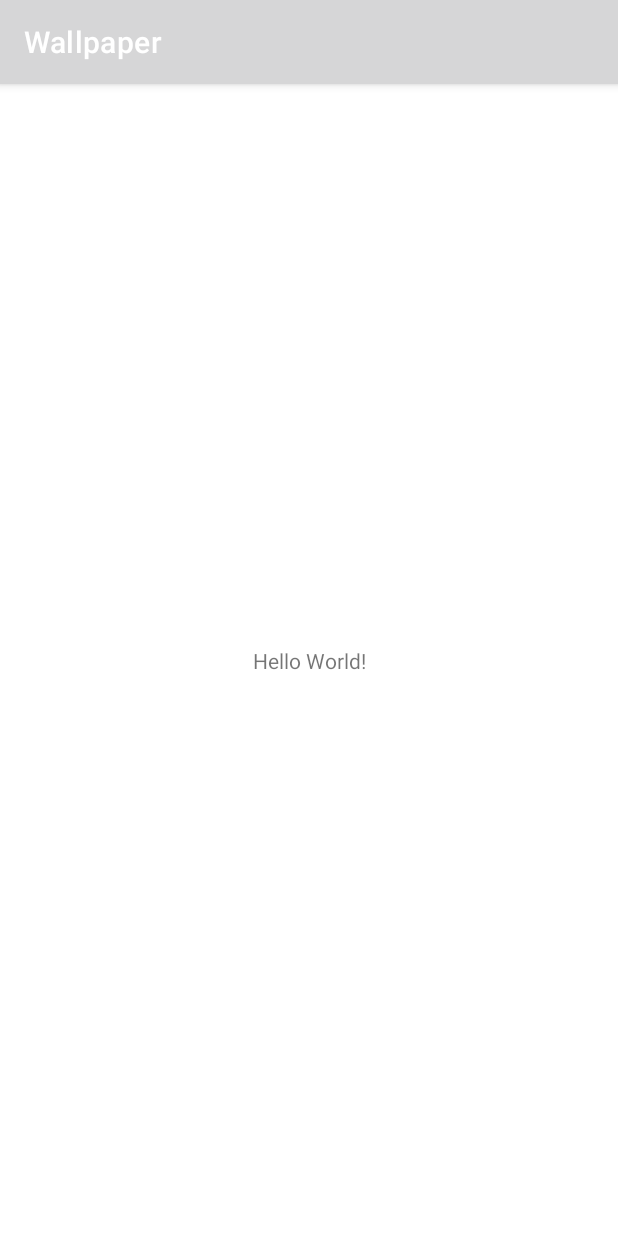
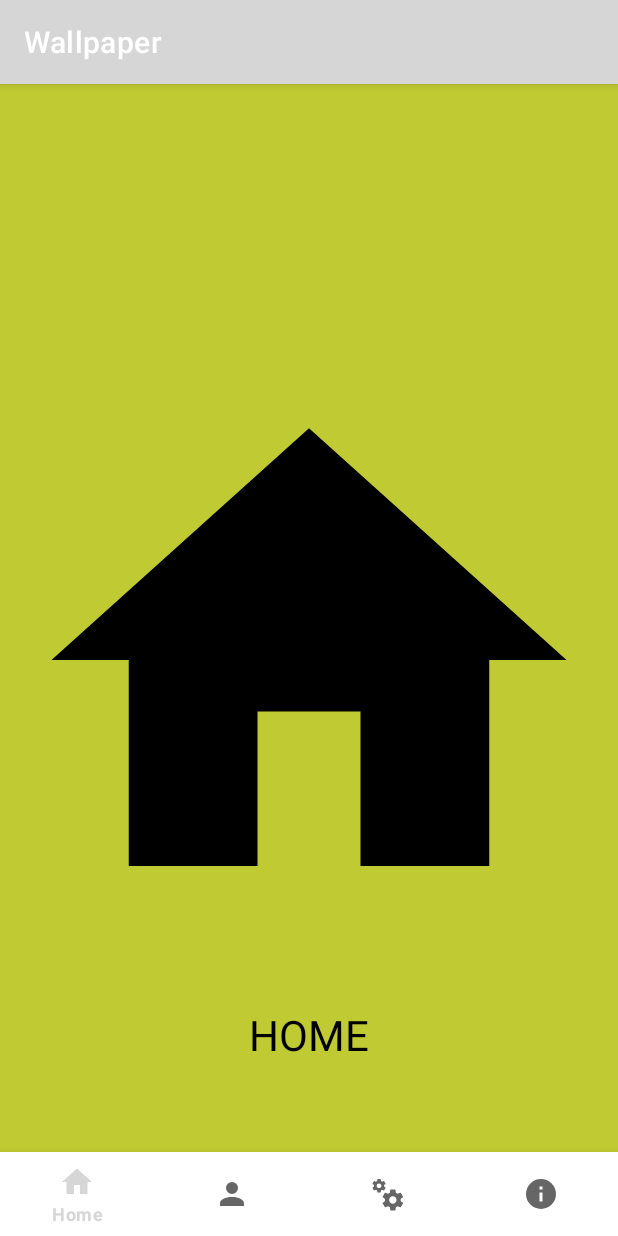
Before and after one commit to fekri86114/ApplicationProject, an Android app: the screen it shows after launch (MainActivity), on a phone screen of 412 x 824 dp. Run offline under Robolectric (Android 15) with nearby library versions, the phone set to English and light mode, and no system bars.

Commit message:
added menu items

```diff
--- a/app/src/main/java/com/app/org/AboutuSFragment.java
+++ b/app/src/main/java/com/app/org/fragments/AboutuSFragment.java
@@ -1,4 +1,4 @@
-package com.app.org;
+package com.app.org.fragments;
 
 import android.os.Bundle;
 
@@ -7,6 +7,8 @@ import androidx.fragment.app.Fragment;
 import android.view.LayoutInflater;
 import android.view.View;
 import android.view.ViewGroup;
+
+import com.app.org.R;
 
 /**
  * A simple {@link Fragment} subclass.
--- a/app/src/main/res/layout/activity_main.xml
+++ b/app/src/main/res/layout/activity_main.xml
@@ -6,13 +6,30 @@
     android:layout_height="match_parent"
     tools:context=".MainActivity">
 
-    <TextView
-        android:layout_width="wrap_content"
+    <fragment
+        android:id="@+id/nav_fragment"
+        android:name="androidx.navigation.fragment.NavHostFragment"
+        android:layout_width="match_parent"
+        android:layout_height="match_parent"
+        app:defaultNavHost="true"
+        app:layout_constraintBottom_toTopOf="@id/bottom_navigatin_view"
+        app:layout_constraintEnd_toEndOf="parent"
+        app:layout_constraintStart_toStartOf="parent"
+        app:layout_constraintTop_toTopOf="parent"
+        app:navGraph="@navigation/nav_graph" />
+
+
+    <com.google.android.material.bottomnavigation.BottomNavigationView
+        android:id="@+id/bottom_navigatin_view"
+        android:layout_width="0dp"
         android:layout_height="wrap_content"
-        android:text="Hello World!"
+        android:layout_marginStart="0dp"
+        android:layout_marginEnd="0dp"
+        android:background="?android:attr/windowBackground"
         app:layout_constraintBottom_toBottomOf="parent"
         app:layout_constraintLeft_toLeftOf="parent"
         app:layout_constraintRight_toRightOf="parent"
-        app:layout_constraintTop_toTopOf="parent" />
+        app:menu="@menu/nav_menu" />
+
 
 </androidx.constraintlayout.widget.ConstraintLayout>
--- a/app/src/main/res/layout/fragment_home.xml
+++ b/app/src/main/res/layout/fragment_home.xml
@@ -3,13 +3,23 @@
     xmlns:tools="http://schemas.android.com/tools"
     android:layout_width="match_parent"
     android:layout_height="match_parent"
-    tools:context=".HomeFragment">
+    xmlns:app="http://schemas.android.com/apk/res-auto"
+    android:background="@color/secondaryColor"
+    tools:context=".fragments.HomeFragment">
 
     <!-- TODO: Update blank fragment layout -->
     <TextView
         android:layout_width="match_parent"
         android:layout_height="match_parent"
+        android:gravity="center"
         android:text="@string/Home"
-        android:gravity="center"/>
+        android:textColor="@color/primaryTextColor"
+        android:layout_marginTop="500dp"
+        android:textSize="@dimen/text_size_xxlarge" />
+    <androidx.appcompat.widget.AppCompatImageView
+        android:id="@+id/image_profile"
+        android:layout_width="match_parent"
+        android:layout_height="match_parent"
+        app:srcCompat="@drawable/ic_home"/>
 
 </FrameLayout>
--- /dev/null
+++ b/app/src/main/res/menu/nav_menu.xml
@@ -0,0 +1,20 @@
+<?xml version="1.0" encoding="utf-8"?>
+<menu xmlns:android="http://schemas.android.com/apk/res/android">
+
+    <item android:id="@+id/nav_home"
+        android:title="Home"
+        android:icon="@drawable/ic_home"/>
+
+    <item android:id="@+id/nav_profile"
+        android:title="Profile"
+        android:icon="@drawable/ic_profile"/>
+
+    <item android:id="@+id/nav_settings"
+        android:title="Setting"
+        android:icon="@drawable/ic_settings"/>
+
+    <item android:id="@+id/nav_about_us"
+        android:title="About Us"
+        android:icon="@drawable/ic_aboutus"/>
+
+</menu>
--- a/app/src/main/res/navigation/nav_graph.xml
+++ b/app/src/main/res/navigation/nav_graph.xml
@@ -3,26 +3,26 @@
     xmlns:app="http://schemas.android.com/apk/res-auto"
     xmlns:tools="http://schemas.android.com/tools"
     android:id="@+id/nav_graph"
-    app:startDestination="@id/homeFragment">
+    app:startDestination="@id/nav_home">
 
     <fragment
-        android:id="@+id/homeFragment"
-        android:name="com.app.org.HomeFragment"
+        android:id="@+id/nav_home"
+        android:name="com.app.org.fragments.HomeFragment"
         android:label="fragment_home"
         tools:layout="@layout/fragment_home" />
     <fragment
-        android:id="@+id/profileFragment"
-        android:name="com.app.org.ProfileFragment"
+        android:id="@+id/nav_profile"
+        android:name="com.app.org.fragments.ProfileFragment"
         android:label="fragment_profile"
         tools:layout="@layout/fragment_profile" />
     <fragment
-        android:id="@+id/aboutuSFragment"
-        android:name="com.app.org.AboutuSFragment"
+        android:id="@+id/nav_about_us"
+        android:name="com.app.org.fragments.AboutuSFragment"
         android:label="fragment_aboutu_s"
         tools:layout="@layout/fragment_aboutus" />
     <fragment
-        android:id="@+id/settingFragment"
-        android:name="com.app.org.SettingFragment"
+        android:id="@+id/nav_settings"
+        android:name="com.app.org.fragments.SettingFragment"
         android:label="fragment_setting"
         tools:layout="@layout/fragment_setting" />
 </navigation>
--- a/app/src/main/res/values/strings.xml
+++ b/app/src/main/res/values/strings.xml
@@ -2,5 +2,8 @@
     <string name="app_name">Wallpaper</string>
     <!-- TODO: Remove or change this placeholder text -->
     <string name="hello_blank_fragment">Hello blank fragment</string>
-    <string name="Home">Home</string>
+    <string name="Home">HOME</string>
+    <string name="Profile">PROFILE</string>
+    <string name="Setting">SETTING</string>
+    <string name="about_us">ABOUT_US</string>
 </resources>
```
Also changed, not shown: app/src/main/java/com/app/org/SettingsFragment.java (deleted, +0 -64 lines), app/src/main/java/com/app/org/fragments/HomeFragment.java (renamed from app/src/main/java/com/app/org/ProfileFragment.java, +10 -8 lines), app/src/main/java/com/app/org/fragments/ProfileFragment.java (renamed from app/src/main/java/com/app/org/SettingFragment.java, +10 -8 lines), app/src/main/java/com/app/org/fragments/SettingFragment.java (renamed from app/src/main/java/com/app/org/HomeFragment.java, +10 -8 lines), app/src/main/res/layout/fragment_aboutus.xml (+14 -2 lines), app/src/main/res/layout/fragment_profile.xml (+16 -2 lines), app/src/main/res/layout/fragment_setting.xml (+13 -2 lines), app/src/main/res/layout/fragment_settings.xml (deleted, +0 -14 lines), app/src/main/res/values/dimens.xml (added, +8 -0 lines).
